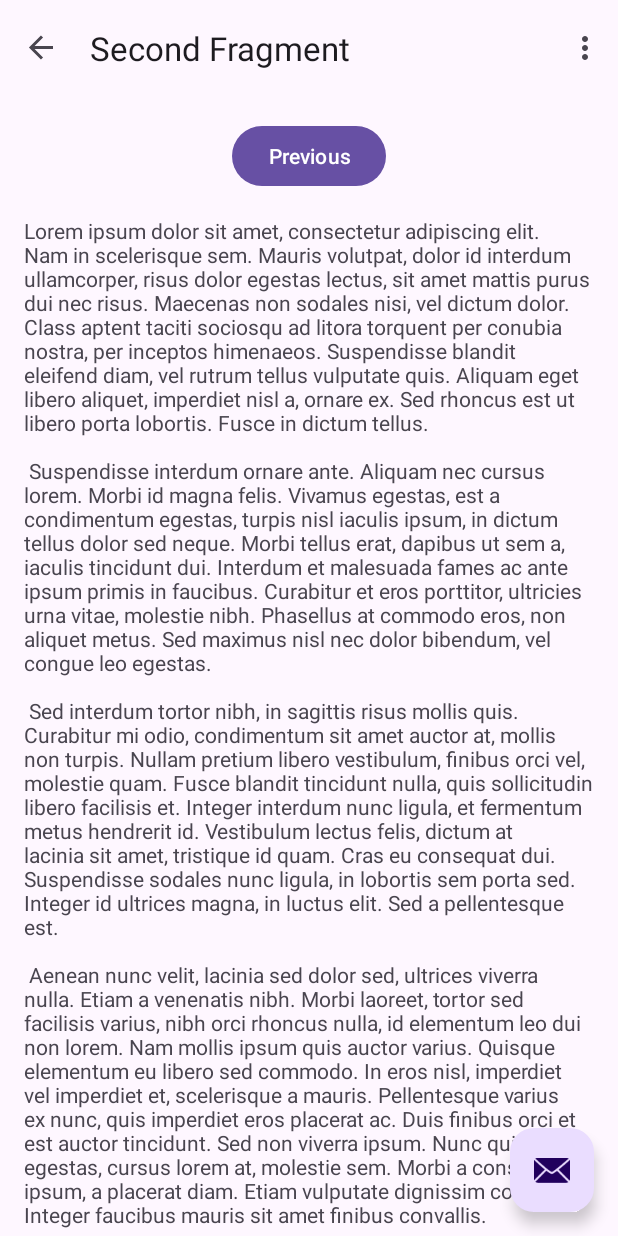
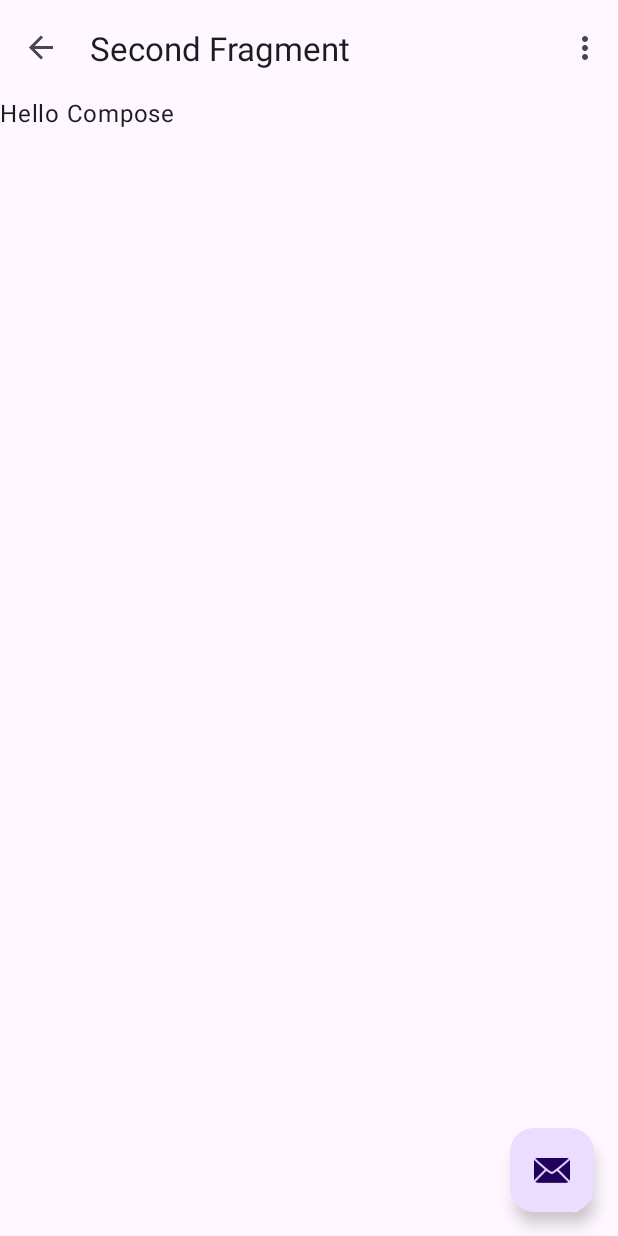
Before and after one commit to tsukajizo/weather_notificaon_android_app, an Android app built with Jetpack Compose: the SettingsFragment screen opened through its navigation route, on a phone screen of 412 x 824 dp. Run offline under Robolectric (Android 15) with nearby library versions, the phone set to English and light mode, and no system bars; our stand-ins replace navigation-ui.

Commit message:
replaced composable feature in fragment

```diff
--- a/app/build.gradle.kts
+++ b/app/build.gradle.kts
@@ -21,6 +21,9 @@ android {
         release {
             isMinifyEnabled = false
             proguardFiles(getDefaultProguardFile("proguard-android-optimize.txt"), "proguard-rules.pro")
+        }
+        debug {
+
         }
     }
     compileOptions {
--- a/app/src/main/java/com/tsukajizo/weathers/FirstFragment.kt
+++ /dev/null
@@ -1,44 +0,0 @@
-package com.tsukajizo.weathers
-
-import android.os.Bundle
-import androidx.fragment.app.Fragment
-import android.view.LayoutInflater
-import android.view.View
-import android.view.ViewGroup
-import androidx.navigation.fragment.findNavController
-import com.tsukajizo.weathers.databinding.FragmentFirstBinding
-
-/**
- * A simple [Fragment] subclass as the default destination in the navigation.
- */
-class FirstFragment : Fragment() {
-
-    private var _binding: FragmentFirstBinding? = null
-
-    // This property is only valid between onCreateView and
-    // onDestroyView.
-    private val binding get() = _binding!!
-
-    override fun onCreateView(
-            inflater: LayoutInflater, container: ViewGroup?,
-            savedInstanceState: Bundle?
-    ): View? {
-
-        _binding = FragmentFirstBinding.inflate(inflater, container, false)
-        return binding.root
-
-    }
-
-    override fun onViewCreated(view: View, savedInstanceState: Bundle?) {
-        super.onViewCreated(view, savedInstanceState)
-
-        binding.buttonFirst.setOnClickListener {
-            findNavController().navigate(R.id.action_FirstFragment_to_SecondFragment)
-        }
-    }
-
-    override fun onDestroyView() {
-        super.onDestroyView()
-        _binding = null
-    }
-}
--- a/app/src/main/java/com/tsukajizo/weathers/MainActivity.kt
+++ b/app/src/main/java/com/tsukajizo/weathers/MainActivity.kt
@@ -35,15 +35,13 @@ class MainActivity : AppCompatActivity() {
     }
 
     override fun onCreateOptionsMenu(menu: Menu): Boolean {
-        // Inflate the menu; this adds items to the action bar if it is present.
+
         menuInflater.inflate(R.menu.menu_main, menu)
         return true
     }
 
     override fun onOptionsItemSelected(item: MenuItem): Boolean {
-        // Handle action bar item clicks here. The action bar will
-        // automatically handle clicks on the Home/Up button, so long
-        // as you specify a parent activity in AndroidManifest.xml.
+
         return when (item.itemId) {
             R.id.action_settings -> true
             else -> super.onOptionsItemSelected(item)
--- /dev/null
+++ b/app/src/main/java/com/tsukajizo/weathers/ui/home/HomeFragment.kt
@@ -0,0 +1,63 @@
+package com.tsukajizo.weathers.ui.home
+
+import android.os.Bundle
+import android.view.LayoutInflater
+import android.view.View
+import android.view.ViewGroup
+import androidx.compose.material3.Button
+import androidx.compose.material3.MaterialTheme
+import androidx.compose.material3.Surface
+import androidx.compose.material3.Text
+import androidx.compose.runtime.Composable
+import androidx.fragment.app.Fragment
+import androidx.navigation.fragment.findNavController
+import com.tsukajizo.weathers.R
+import com.tsukajizo.weathers.databinding.FragmentHomeBinding
+
+/**
+ * A simple [Fragment] subclass as the default destination in the navigation.
+ */
+class HomeFragment : Fragment() {
+
+    private var _binding: FragmentHomeBinding? = null
+
+    // This property is only valid between onCreateView and
+    // onDestroyView.
+    private val binding get() = _binding!!
+
+    override fun onCreateView(
+        inflater: LayoutInflater, container: ViewGroup?,
+        savedInstanceState: Bundle?
+    ): View? {
+
+        _binding = FragmentHomeBinding.inflate(inflater, container, false).apply {
+            composeView.setContent {
+                MaterialTheme {
+                    MainContainer(onNavToSettings = {
+                        findNavController().navigate(R.id.action_FirstFragment_to_SecondFragment)
+                    })
+                }
+            }
+        }
+        return binding.root
+
+    }
+
+    override fun onViewCreated(view: View, savedInstanceState: Bundle?) {
+        super.onViewCreated(view, savedInstanceState)
+    }
+
+    override fun onDestroyView() {
+        super.onDestroyView()
+        _binding = null
+    }
+}
+
+@Composable
+fun MainContainer(onNavToSettings: () -> Unit) {
+    Surface {
+        Button(onClick = onNavToSettings){
+            "settings"
+        }
+    }
+}
--- a/app/src/main/java/com/tsukajizo/weathers/SecondFragment.kt
+++ b/app/src/main/java/com/tsukajizo/weathers/ui/settings/SettingsFragment.kt
@@ -1,19 +1,23 @@
-package com.tsukajizo.weathers
+package com.tsukajizo.weathers.ui.settings
 
 import android.os.Bundle
 import androidx.fragment.app.Fragment
 import android.view.LayoutInflater
 import android.view.View
 import android.view.ViewGroup
+import androidx.compose.material3.MaterialTheme
+import androidx.compose.material3.Surface
+import androidx.compose.material3.Text
+import androidx.compose.runtime.Composable
 import androidx.navigation.fragment.findNavController
-import com.tsukajizo.weathers.databinding.FragmentSecondBinding
+import com.tsukajizo.weathers.databinding.FragmentSettingsBinding
 
 /**
  * A simple [Fragment] subclass as the second destination in the navigation.
  */
-class SecondFragment : Fragment() {
+class SettingsFragment : Fragment() {
 
-    private var _binding: FragmentSecondBinding? = null
+    private var _binding: FragmentSettingsBinding? = null
 
     // This property is only valid between onCreateView and
     // onDestroyView.
@@ -23,18 +27,19 @@ class SecondFragment : Fragment() {
             inflater: LayoutInflater, container: ViewGroup?,
             savedInstanceState: Bundle?
     ): View? {
-
-        _binding = FragmentSecondBinding.inflate(inflater, container, false)
+       _binding = FragmentSettingsBinding.inflate(inflater, container, false).apply {
+            composeView.setContent {
+                MaterialTheme {
+                    MainContainer()
+                }
+            }
+        }
         return binding.root
 
     }
 
     override fun onViewCreated(view: View, savedInstanceState: Bundle?) {
         super.onViewCreated(view, savedInstanceState)
-
-        binding.buttonSecond.setOnClickListener {
-            findNavController().navigate(R.id.action_SecondFragment_to_FirstFragment)
-        }
     }
 
     override fun onDestroyView() {
@@ -42,3 +47,10 @@ class SecondFragment : Fragment() {
         _binding = null
     }
 }
+
+@Composable
+fun MainContainer() {
+    Surface {
+        Text("Hello Compose")
+    }
+}
--- a/app/src/main/res/layout/fragment_second.xml
+++ /dev/null
@@ -1,35 +0,0 @@
-<?xml version="1.0" encoding="utf-8"?>
-<androidx.core.widget.NestedScrollView xmlns:android="http://schemas.android.com/apk/res/android"
-    xmlns:app="http://schemas.android.com/apk/res-auto"
-    xmlns:tools="http://schemas.android.com/tools"
-    android:layout_width="match_parent"
-    android:layout_height="match_parent"
-    tools:context=".SecondFragment">
-
-    <androidx.constraintlayout.widget.ConstraintLayout
-        android:layout_width="match_parent"
-        android:layout_height="match_parent"
-        android:padding="16dp">
-
-        <Button
-            android:id="@+id/button_second"
-            android:layout_width="wrap_content"
-            android:layout_height="wrap_content"
-            android:text="@string/previous"
-            app:layout_constraintBottom_toTopOf="@id/textview_second"
-            app:layout_constraintEnd_toEndOf="parent"
-            app:layout_constraintStart_toStartOf="parent"
-            app:layout_constraintTop_toTopOf="parent" />
-
-        <TextView
-            android:id="@+id/textview_second"
-            android:layout_width="wrap_content"
-            android:layout_height="wrap_content"
-            android:layout_marginTop="16dp"
-            android:text="@string/lorem_ipsum"
-            app:layout_constraintBottom_toBottomOf="parent"
-            app:layout_constraintEnd_toEndOf="parent"
-            app:layout_constraintStart_toStartOf="parent"
-            app:layout_constraintTop_toBottomOf="@id/button_second" />
-    </androidx.constraintlayout.widget.ConstraintLayout>
-</androidx.core.widget.NestedScrollView>
--- /dev/null
+++ b/app/src/main/res/layout/fragment_settings.xml
@@ -0,0 +1,12 @@
+<?xml version="1.0" encoding="utf-8"?>
+<androidx.core.widget.NestedScrollView xmlns:android="http://schemas.android.com/apk/res/android"
+    xmlns:app="http://schemas.android.com/apk/res-auto"
+    xmlns:tools="http://schemas.android.com/tools"
+    android:layout_width="match_parent"
+    android:layout_height="match_parent"
+    tools:context=".ui.settings.SettingsFragment">
+    <androidx.compose.ui.platform.ComposeView
+        android:id="@+id/compose_view"
+        android:layout_width="match_parent"
+        android:layout_height="match_parent"/>
+</androidx.core.widget.NestedScrollView>
--- a/app/src/main/res/navigation/nav_graph.xml
+++ b/app/src/main/res/navigation/nav_graph.xml
@@ -7,9 +7,9 @@
 
     <fragment
         android:id="@+id/FirstFragment"
-        android:name="com.tsukajizo.weathers.FirstFragment"
+        android:name="com.tsukajizo.weathers.ui.home.HomeFragment"
         android:label="@string/first_fragment_label"
-        tools:layout="@layout/fragment_first">
+        tools:layout="@layout/fragment_home">
 
         <action
             android:id="@+id/action_FirstFragment_to_SecondFragment"
@@ -17,9 +17,9 @@
     </fragment>
     <fragment
         android:id="@+id/SecondFragment"
-        android:name="com.tsukajizo.weathers.SecondFragment"
+        android:name="com.tsukajizo.weathers.ui.settings.SettingsFragment"
         android:label="@string/second_fragment_label"
-        tools:layout="@layout/fragment_second">
+        tools:layout="@layout/fragment_settings">
 
         <action
             android:id="@+id/action_SecondFragment_to_FirstFragment"
```
Also changed, not shown: app/src/main/res/layout/fragment_first.xml (deleted, +0 -35 lines), app/src/main/res/layout/fragment_home.xml (added, +14 -0 lines).
